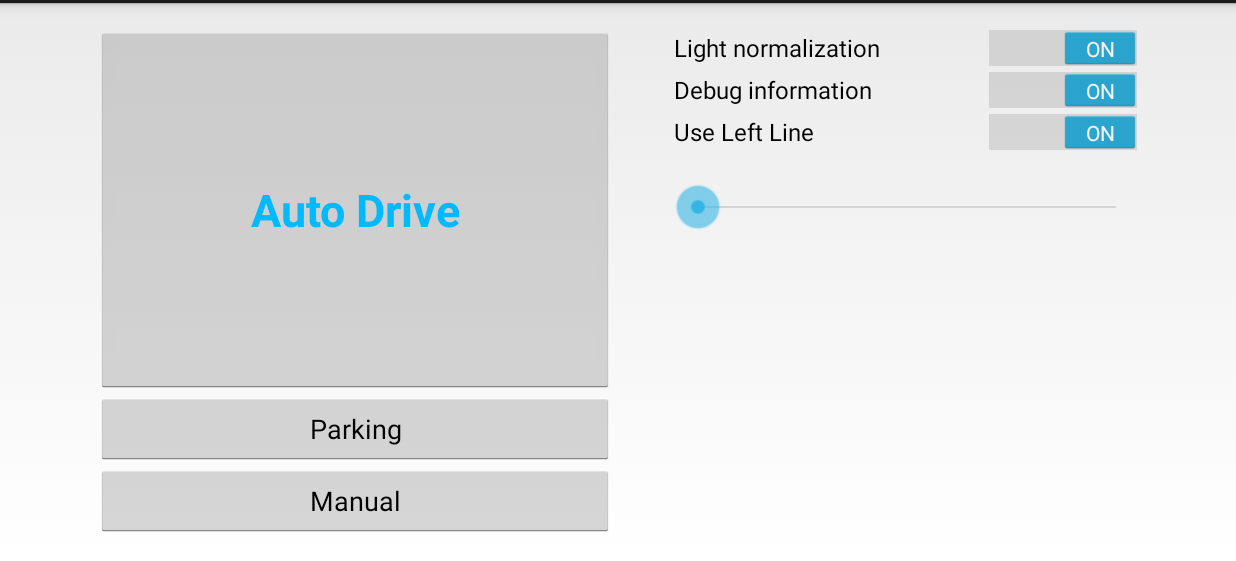
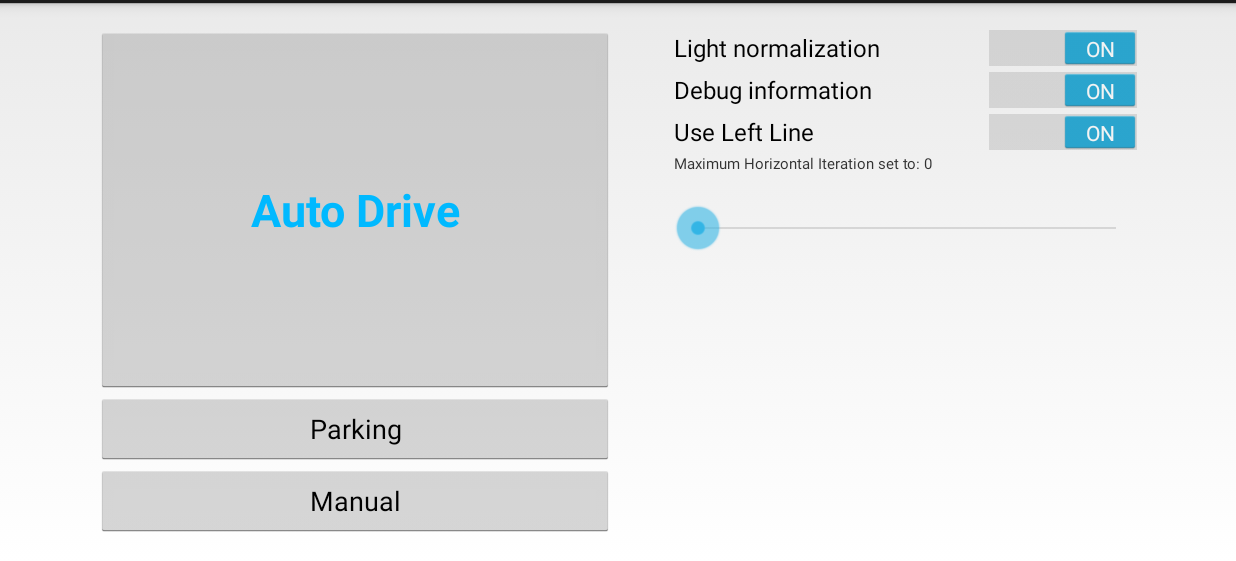
Before and after one commit to Petroula/Android-Car-duino, an Android app: the screen it shows after launch (MainActivity), on a phone screen of 824 x 412 dp (held sideways), the part 57-618 px from its top. Run offline under Robolectric (Android 15) with nearby library versions, the light colour scheme and no system bars.

Commit message:
added description above seek bar

```diff
--- a/app/src/main/java/pegasus/bluetootharduino/MainActivity.java
+++ b/app/src/main/java/pegasus/bluetootharduino/MainActivity.java
@@ -9,6 +9,7 @@ import android.content.Intent;
 import android.widget.CompoundButton;
 import android.widget.SeekBar;
 import android.widget.Switch;
+import android.widget.TextView;
 
 public class MainActivity extends Activity implements OnClickListener, CompoundButton.OnCheckedChangeListener, SeekBar.OnSeekBarChangeListener {
 
@@ -32,6 +33,9 @@ public class MainActivity extends Activity implements OnClickListener, CompoundB
         //MAXIMUM HORIZONTAL ITERATION SEEK BAR
         ((SeekBar)findViewById(R.id.MaxHorIteration)).setMax(8);
         ((SeekBar)findViewById(R.id.MaxHorIteration)).setOnSeekBarChangeListener(this);
+
+        //INITIAL MAX HORIZONTAL ITERATION SET TO 0
+        ((TextView)findViewById(R.id.progress)).setText("Maximum Horizontal Iteration set to: 0");
     }
 
     /* BUTTONS */
@@ -69,6 +73,7 @@ public class MainActivity extends Activity implements OnClickListener, CompoundB
     @Override
     public void onProgressChanged(SeekBar seekBar, int progress, boolean fromUser) {
         Autodrive.setSettingSmoothening(progress);
+        ((TextView)findViewById(R.id.progress)).setText("Maximum Horizontal Iteration set to: " + progress);
     }
 
     @Override
--- a/app/src/main/res/layout/main_activity.xml
+++ b/app/src/main/res/layout/main_activity.xml
@@ -77,11 +77,18 @@
                 android:id="@+id/LeftLineSwitch"
                 android:checked="true" />
 
+            <TextView
+                android:layout_width="match_parent"
+                android:layout_height="wrap_content"
+                android:id="@+id/progress"
+                android:textSize="10sp" />
+
             <SeekBar
                 android:layout_width="match_parent"
                 android:layout_height="wrap_content"
                 android:id="@+id/MaxHorIteration"
                 android:indeterminate="false"
                 android:paddingTop="20dp" />
+
         </LinearLayout>
     </LinearLayout>
```
